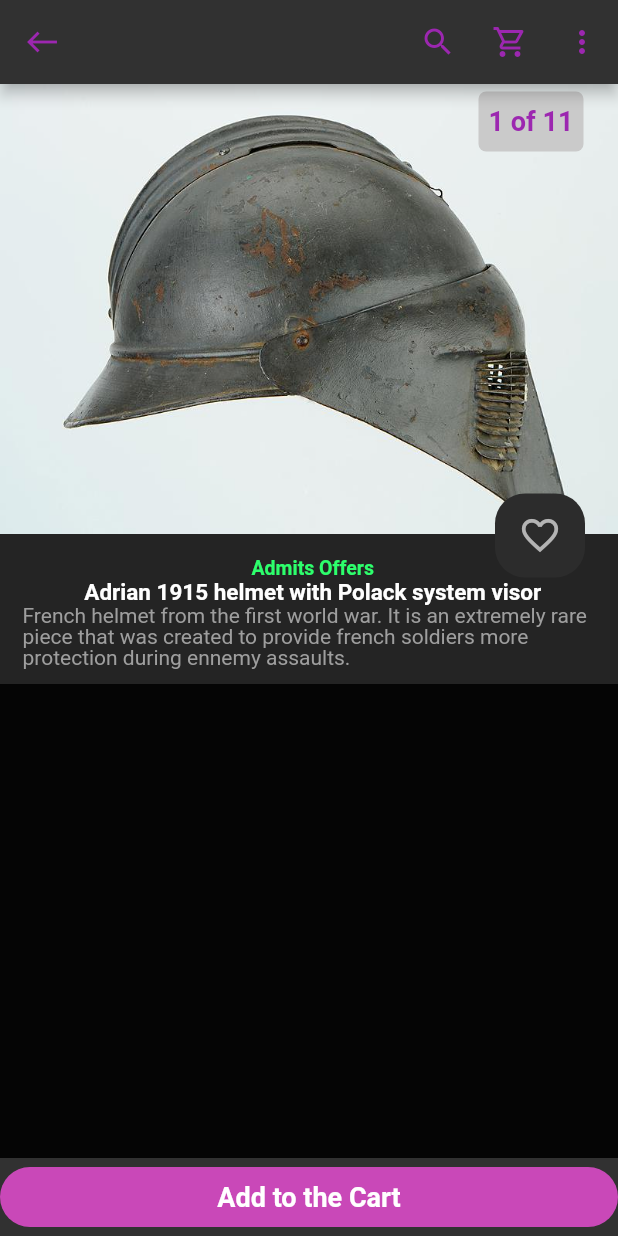
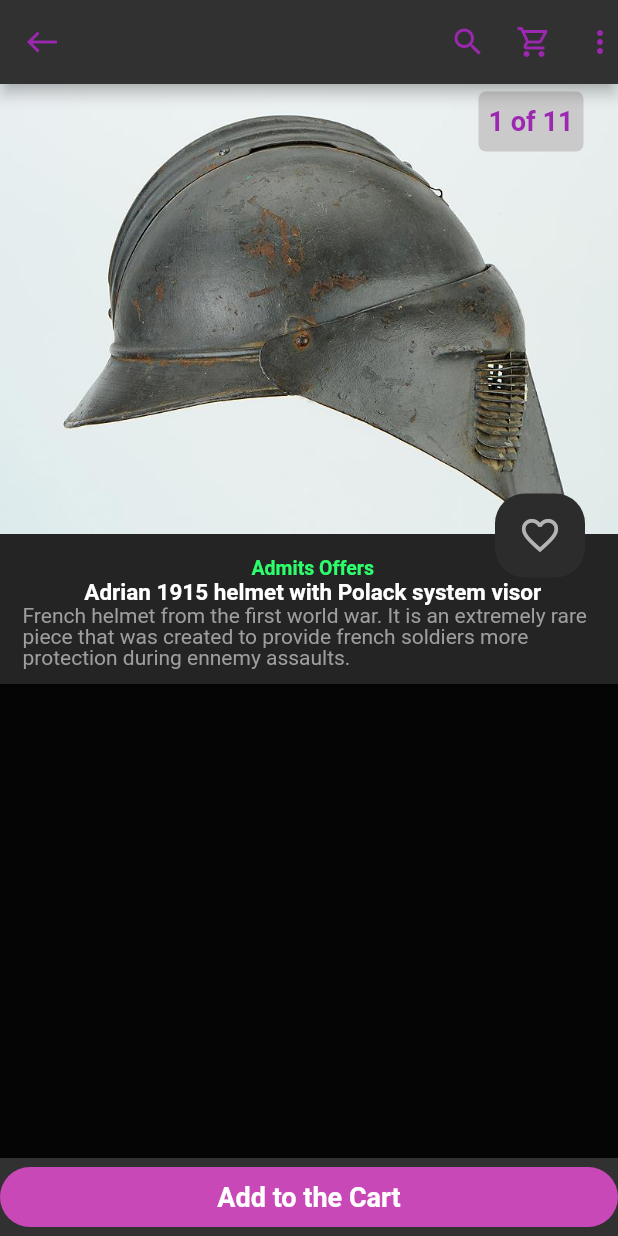
Before and after one commit to TheGewehr/LayoutDesign_AlexandreCarreras, a Flutter app: the screen it shows after launch, on a phone screen of 412 x 824 dp. Run offline on Flutter 3.47's test engine with Material 2 defaults, Android fonts, the phone set to English and light mode, and no system bars.

Commit message:
Reframing main code

```diff
--- /dev/null
+++ b/LayoutDesign_AlexandreCarreras/layoutdesign_alexandrecarreras/lib/Widgets/appbarbuttons_widgets.dart
@@ -0,0 +1,58 @@
+import 'package:flutter/cupertino.dart';
+import 'package:flutter/material.dart';
+
+class SearchButton extends StatelessWidget {
+  const SearchButton({Key? key}) : super(key: key);
+
+  static const double padding = 6;
+
+  @override
+  Widget build(BuildContext) {
+    return const Icon(
+                Icons.search,
+                color: Colors.purple,
+              );
+  }
+}
+
+class ShoppingCartButton extends StatelessWidget {
+  const ShoppingCartButton({Key? key}) : super(key: key);
+
+  static const double padding = 6;
+
+  @override
+  Widget build(BuildContext) {
+    return const Icon(
+                Icons.shopping_cart_outlined,
+                color: Colors.purple,
+              );
+  }
+}
+
+class MoreVerticalButton extends StatelessWidget {
+  const MoreVerticalButton({Key? key}) : super(key: key);
+
+  static const double padding = 6;
+
+  @override
+  Widget build(BuildContext) {
+    return const Icon(
+                Icons.more_vert,
+                color: Colors.purple,
+              );
+  }
+}
+
+class WestArrowButton extends StatelessWidget {
+  const WestArrowButton({Key? key}) : super(key: key);
+
+  static const double padding = 6;
+
+  @override
+  Widget build(BuildContext) {
+    return const Icon(
+              Icons.west,
+              color: Colors.purple,
+            );
+  }
+}
--- a/LayoutDesign_AlexandreCarreras/layoutdesign_alexandrecarreras/lib/main.dart
+++ b/LayoutDesign_AlexandreCarreras/layoutdesign_alexandrecarreras/lib/main.dart
@@ -4,6 +4,7 @@ import 'package:flutter/material.dart';
 
 import 'Widgets/bottombar_widget.dart';
 import 'Widgets/productsection_widget.dart';
+import 'Widgets/appbarbuttons_widgets.dart';
 
 
 void main() {
@@ -23,35 +24,16 @@ class MyApp extends StatelessWidget {
             (
           backgroundColor: const Color.fromARGB(255, 49, 49, 49),
           actions: <Widget>[
-            IconButton(
-              onPressed: () {},
-              icon: const Icon(
-                Icons.search,
-                color: Colors.purple,
-              ),
-            ),
-            IconButton(
-              onPressed: () {},
-              icon: const Icon(
-                Icons.shopping_cart_outlined,
-                color: Colors.purple,
-              ),
-            ),
-            IconButton(
-              onPressed: () {},
-              icon: const Icon(
-                Icons.more_vert,
-                color: Colors.purple,
-              ),
-            )
+            Row(children: [
+              const SearchButton(),
+              SizedBox(width:20),
+              const ShoppingCartButton(),
+              SizedBox(width:20),
+              const MoreVerticalButton()
+            ],)
+
           ],
-          leading: IconButton(
-            onPressed: () {},
-            icon: const Icon(
-              Icons.west,
-              color: Colors.purple,
-            ),
-          ),
+          leading: WestArrowButton(),
         ),
         bottomNavigationBar: const BottomBar(),
         body: Align(
```
